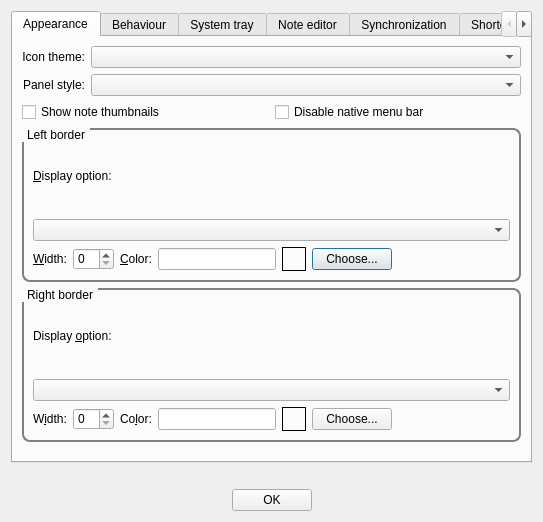
Before: the Qt Designer form lib/preferences/PreferencesDialog.ui in d1vanov/quentier, drawn with Qt 5.
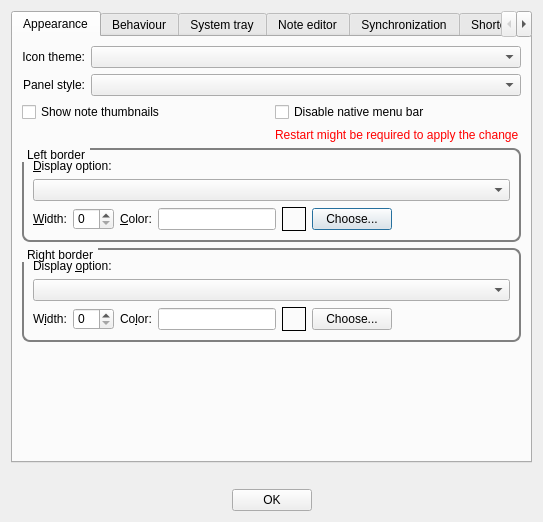
After: the same form once the commit is applied. Custom widgets are drawn as their Qt base class.

Commit message: Issue #190: add label warning about required restart + more proper way to set application attribute

What changed in the file:
```diff
--- a/lib/preferences/PreferencesDialog.ui
+++ b/lib/preferences/PreferencesDialog.ui
@@ -87,21 +87,34 @@
         </layout>
        </item>
        <item>
-        <layout class="QHBoxLayout" name="checkBoxesHorizontalLayout">
-         <item>
+        <layout class="QGridLayout" name="checkboxesGridLayout">
+         <item row="0" column="0">
           <widget class="QCheckBox" name="showNoteThumbnailsCheckBox">
            <property name="text">
             <string>Show note thumbnails</string>
            </property>
           </widget>
          </item>
-         <item>
+         <item row="0" column="1">
           <widget class="QCheckBox" name="disableNativeMenuBarCheckBox">
            <property name="text">
             <string>Disable native menu bar</string>
            </property>
           </widget>
          </item>
+         <item row="1" column="1">
+          <widget class="QLabel" name="disableNativeMenuBarRestartWarningLabel">
+           <property name="sizePolicy">
+            <sizepolicy hsizetype="Preferred" vsizetype="Fixed">
+             <horstretch>0</horstretch>
+             <verstretch>0</verstretch>
+            </sizepolicy>
+           </property>
+           <property name="text">
+            <string>&lt;html&gt;&lt;head/&gt;&lt;body&gt;&lt;p&gt;&lt;span style=&quot; color:#ff0000;&quot;&gt;Restart might be required to apply the change&lt;/span&gt;&lt;/p&gt;&lt;/body&gt;&lt;/html&gt;</string>
+           </property>
+          </widget>
+         </item>
         </layout>
        </item>
        <item>
@@ -324,7 +337,7 @@
           <enum>Qt::Vertical</enum>
          </property>
          <property name="sizeType">
-          <enum>QSizePolicy::Fixed</enum>
+          <enum>QSizePolicy::Expanding</enum>
          </property>
          <property name="sizeHint" stdset="0">
           <size>
```
The commit also changes 3 other files.
